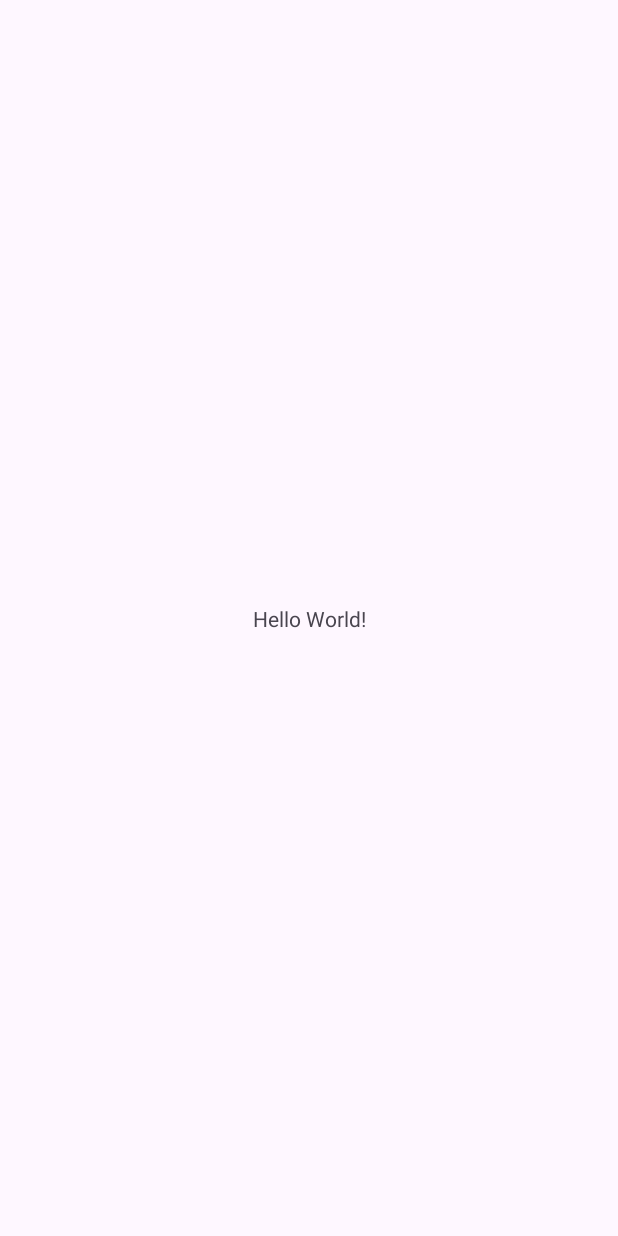
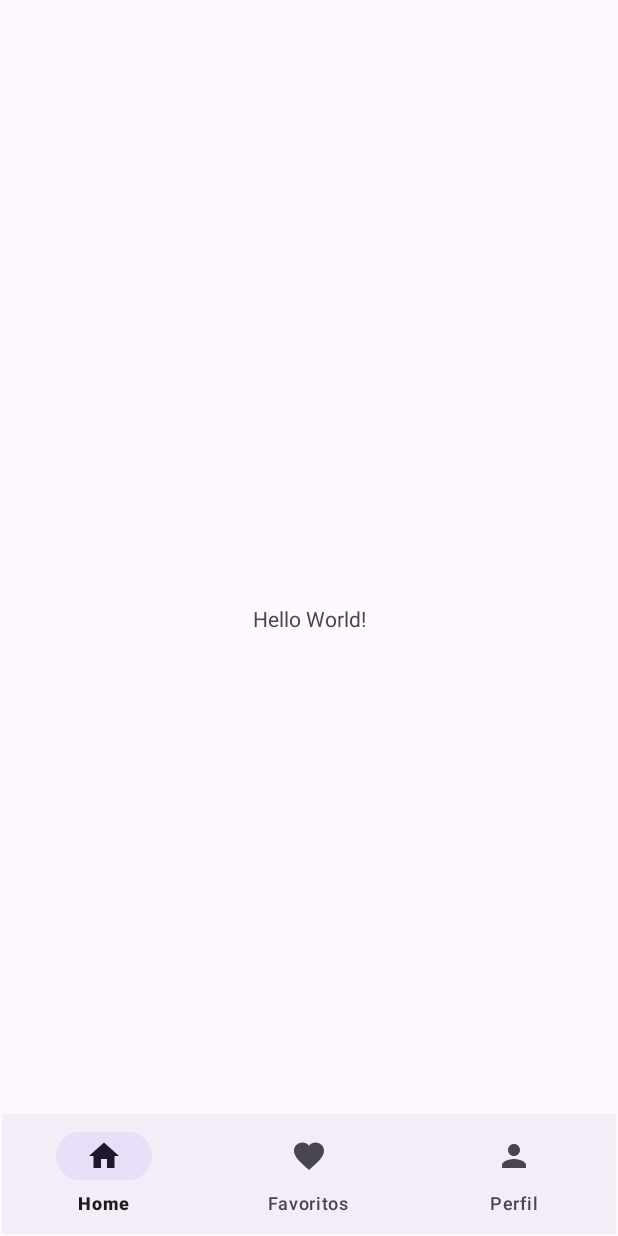
Before and after one commit to luciaortizn/AppCine, an Android app: the screen it shows after launch (MainActivity), on a phone screen of 412 x 824 dp. Before the commit the screen is almost empty. Run offline under Robolectric (Android 15) with nearby library versions, the light colour scheme and no system bars.

Commit message:
bottom_navigation_menu.xml añadido

```diff
--- a/app/build.gradle.kts
+++ b/app/build.gradle.kts
@@ -44,4 +44,9 @@ dependencies {
     testImplementation("junit:junit:4.13.2")
     androidTestImplementation("androidx.test.ext:junit:1.1.5")
     androidTestImplementation("androidx.test.espresso:espresso-core:3.5.1")
+
+    //dependencias para material3
+    implementation("com.google.accompanist:accompanist-adaptive:0.26.2-beta")
+    // https://mvnrepository.com/artifact/com.google.android.material/material parece que es el que tiene más usos
+    implementation("com.google.android.material:material:1.10.0")
 }
--- /dev/null
+++ b/app/src/main/java/com/example/appcine/NavbarFragment.kt
@@ -0,0 +1,59 @@
+package com.example.appcine
+
+import android.os.Bundle
+import androidx.fragment.app.Fragment
+import android.view.LayoutInflater
+import android.view.View
+import android.view.ViewGroup
+
+// TODO: Rename parameter arguments, choose names that match
+// the fragment initialization parameters, e.g. ARG_ITEM_NUMBER
+private const val ARG_PARAM1 = "param1"
+private const val ARG_PARAM2 = "param2"
+
+/**
+ * A simple [Fragment] subclass.
+ * Use the [NavbarFragment.newInstance] factory method to
+ * create an instance of this fragment.
+ */
+class NavbarFragment : Fragment() {
+    // TODO: Rename and change types of parameters
+    private var param1: String? = null
+    private var param2: String? = null
+
+    override fun onCreate(savedInstanceState: Bundle?) {
+        super.onCreate(savedInstanceState)
+        arguments?.let {
+            param1 = it.getString(ARG_PARAM1)
+            param2 = it.getString(ARG_PARAM2)
+        }
+    }
+
+    override fun onCreateView(
+        inflater: LayoutInflater, container: ViewGroup?,
+        savedInstanceState: Bundle?
+    ): View? {
+        // Inflate the layout for this fragment
+        return inflater.inflate(R.layout.fragment_navbar, container, false)
+    }
+
+    companion object {
+        /**
+         * Use this factory method to create a new instance of
+         * this fragment using the provided parameters.
+         *
+         * @param param1 Parameter 1.
+         * @param param2 Parameter 2.
+         * @return A new instance of fragment fragment_navbar.
+         */
+        // TODO: Rename and change types and number of parameters
+        @JvmStatic
+        fun newInstance(param1: String, param2: String) =
+            NavbarFragment().apply {
+                arguments = Bundle().apply {
+                    putString(ARG_PARAM1, param1)
+                    putString(ARG_PARAM2, param2)
+                }
+            }
+    }
+}
--- a/app/src/main/java/com/example/appcine/Splash.kt
+++ b/app/src/main/java/com/example/appcine/Splash.kt
@@ -2,6 +2,7 @@ package com.example.appcine
 
 import androidx.appcompat.app.AppCompatActivity
 import android.os.Bundle
+import com.example.appcine.R
 
 class Splash : AppCompatActivity() {
     override fun onCreate(savedInstanceState: Bundle?) {
--- /dev/null
+++ b/app/src/main/res/drawable/baseline_favorite_24.xml
@@ -0,0 +1,5 @@
+<vector android:height="24dp" android:tint="#000000"
+    android:viewportHeight="24" android:viewportWidth="24"
+    android:width="24dp" xmlns:android="http://schemas.android.com/apk/res/android">
+    <path android:fillColor="@android:color/white" android:pathData="M12,21.35l-1.45,-1.32C5.4,15.36 2,12.28 2,8.5 2,5.42 4.42,3 7.5,3c1.74,0 3.41,0.81 4.5,2.09C13.09,3.81 14.76,3 16.5,3 19.58,3 22,5.42 22,8.5c0,3.78 -3.4,6.86 -8.55,11.54L12,21.35z"/>
+</vector>
--- /dev/null
+++ b/app/src/main/res/drawable/baseline_home_24.xml
@@ -0,0 +1,5 @@
+<vector android:height="24dp" android:tint="#000000"
+    android:viewportHeight="24" android:viewportWidth="24"
+    android:width="24dp" xmlns:android="http://schemas.android.com/apk/res/android">
+    <path android:fillColor="@android:color/white" android:pathData="M10,20v-6h4v6h5v-8h3L12,3 2,12h3v8z"/>
+</vector>
--- /dev/null
+++ b/app/src/main/res/drawable/baseline_person_24.xml
@@ -0,0 +1,5 @@
+<vector android:height="24dp" android:tint="#000000"
+    android:viewportHeight="24" android:viewportWidth="24"
+    android:width="24dp" xmlns:android="http://schemas.android.com/apk/res/android">
+    <path android:fillColor="@android:color/white" android:pathData="M12,12c2.21,0 4,-1.79 4,-4s-1.79,-4 -4,-4 -4,1.79 -4,4 1.79,4 4,4zM12,14c-2.67,0 -8,1.34 -8,4v2h16v-2c0,-2.66 -5.33,-4 -8,-4z"/>
+</vector>
--- a/app/src/main/res/layout/activity_main.xml
+++ b/app/src/main/res/layout/activity_main.xml
@@ -14,5 +14,15 @@
         app:layout_constraintEnd_toEndOf="parent"
         app:layout_constraintStart_toStartOf="parent"
         app:layout_constraintTop_toTopOf="parent" />
+    <androidx.fragment.app.FragmentContainerView android:name="com.example.appcine.NavbarFragment"
+        android:id="@+id/viewer"
+        android:layout_weight="2"
+        android:layout_width="match_parent"
+        android:layout_height="match_parent"
+        app:layout_constraintStart_toStartOf="parent"
+        app:layout_constraintEnd_toEndOf="parent"
+        app:layout_constraintTop_toTopOf="parent"
+        tools:layout="@layout/fragment_navbar"/>
+
 
 </androidx.constraintlayout.widget.ConstraintLayout>
--- /dev/null
+++ b/app/src/main/res/layout/fragment_navbar.xml
@@ -0,0 +1,23 @@
+<?xml version="1.0" encoding="utf-8"?>
+<RelativeLayout xmlns:android="http://schemas.android.com/apk/res/android"
+    xmlns:tools="http://schemas.android.com/tools"
+    xmlns:app="http://schemas.android.com/apk/res-auto"
+    android:layout_width="match_parent"
+    android:layout_height="match_parent"
+    tools:context=".NavbarFragment">
+
+    <!-- TODO: Update blank fragment layout -->
+    <com.google.android.material.bottomnavigation.BottomNavigationView
+        android:id="@+id/bottom_navigation"
+        android:layout_width="match_parent"
+        android:layout_height="wrap_content"
+        android:layout_alignParentBottom="true"
+        android:layout_marginStart="1dp"
+        android:layout_marginTop="1dp"
+        android:layout_marginEnd="1dp"
+        android:layout_marginBottom="1dp"
+        app:menu="@menu/bottom_navigation_menu">
+
+    </com.google.android.material.bottomnavigation.BottomNavigationView>
+
+</RelativeLayout>
--- /dev/null
+++ b/app/src/main/res/menu/bottom_navigation_menu.xml
@@ -0,0 +1,18 @@
+<?xml version="1.0" encoding="utf-8"?>
+<menu xmlns:android="http://schemas.android.com/apk/res/android">
+    <item
+        android:id="@+id/item_1"
+        android:enabled="true"
+        android:icon="@drawable/baseline_home_24"
+        android:title="@string/home"/>
+    <item
+        android:id="@+id/item_2"
+        android:enabled="true"
+        android:icon="@drawable/baseline_favorite_24"
+        android:title="@string/favoritos"/>
+    <item
+        android:id="@+id/item_3"
+        android:enabled="true"
+        android:icon="@drawable/baseline_person_24"
+        android:title="@string/perfil"/>
+</menu>
--- a/app/src/main/res/values/strings.xml
+++ b/app/src/main/res/values/strings.xml
@@ -1,3 +1,8 @@
 <resources>
     <string name="app_name">AppCine</string>
+    <!-- TODO: Remove or change this placeholder text -->
+    <string name="hello_blank_fragment">Hello blank fragment</string>
+    <string name="home">Home</string>
+    <string name="favoritos">Favoritos</string>
+    <string name="perfil">Perfil</string>
 </resources>
```
